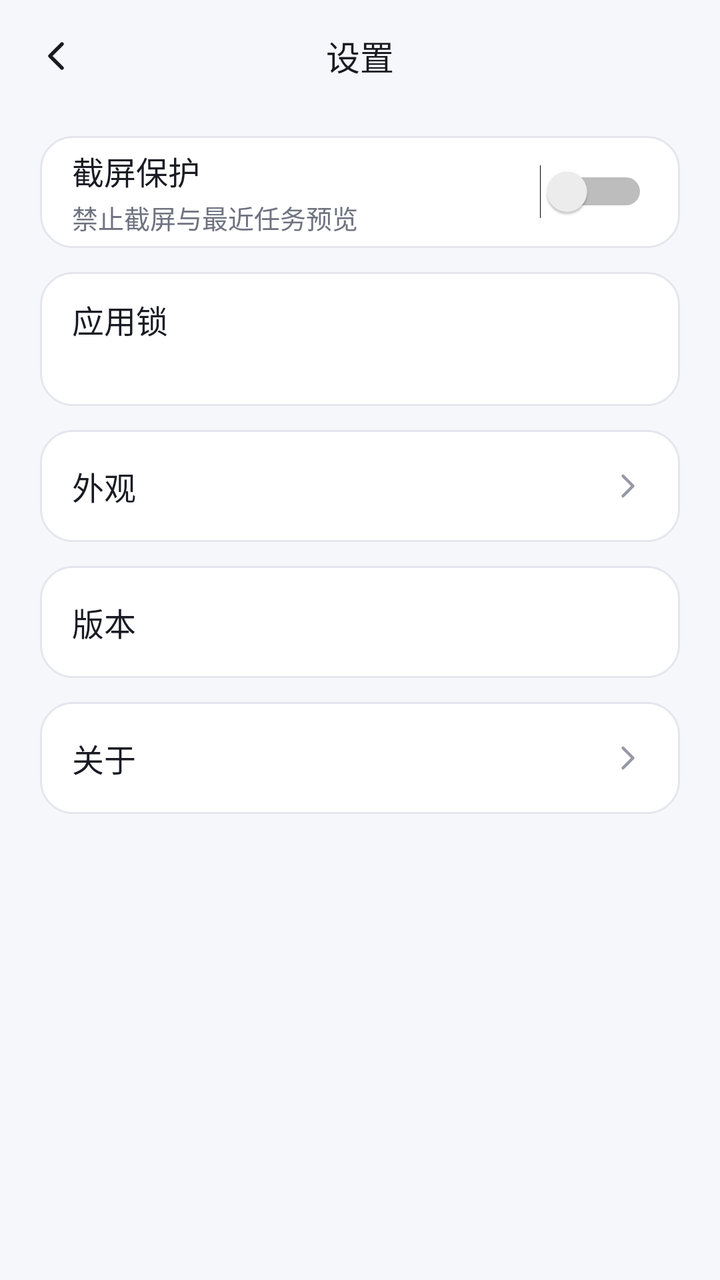
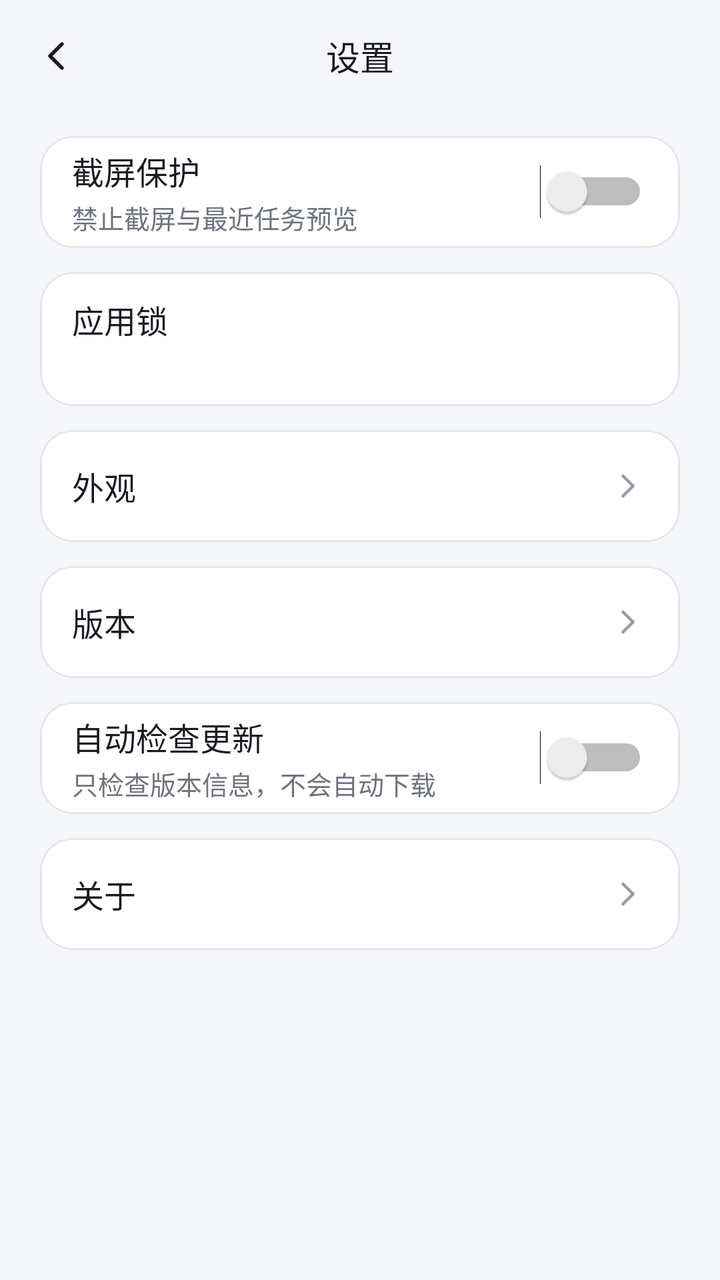

Two renders of the same Android screen: before a commit and after it. Below are the layout's source before the change and the commit's diff.
<!-- AndroidManifest.xml: application theme Theme.KimiRC -->
<!-- res/layout/activity_settings.xml -->
<?xml version="1.0" encoding="utf-8"?>
<LinearLayout xmlns:android="http://schemas.android.com/apk/res/android"
    android:layout_width="match_parent"
    android:layout_height="match_parent"
    android:background="@color/app_background"
    android:orientation="vertical">

    <FrameLayout
        android:layout_width="match_parent"
        android:layout_height="56dp">

        <TextView
            android:layout_width="wrap_content"
            android:layout_height="wrap_content"
            android:layout_gravity="center"
            android:fontFamily="sans-serif-medium"
            android:maxLines="1"
            android:text="@string/settings_title"
            android:textColor="@color/text_primary"
            android:textSize="17sp" />

        <ImageButton
            android:id="@+id/settings_back"
            android:layout_width="48dp"
            android:layout_height="48dp"
            android:layout_gravity="start|center_vertical"
            android:layout_marginLeft="4dp"
            android:background="?android:attr/selectableItemBackgroundBorderless"
            android:contentDescription="@string/web_back"
            android:padding="12dp"
            android:scaleType="centerInside"
            android:src="@drawable/ic_back" />
    </FrameLayout>

    <LinearLayout
        android:layout_width="match_parent"
        android:layout_height="wrap_content"
        android:orientation="vertical"
        android:paddingLeft="@dimen/page_horizontal"
        android:paddingTop="12dp"
        android:paddingRight="@dimen/page_horizontal"
        android:paddingBottom="24dp">

        <LinearLayout
            android:id="@+id/screenshot_row"
            android:layout_width="match_parent"
            android:layout_height="wrap_content"
            android:layout_marginBottom="@dimen/list_gap"
            android:background="@drawable/bg_card"
            android:gravity="center_vertical"
            android:minHeight="56dp"
            android:orientation="horizontal"
            android:paddingLeft="16dp"
            android:paddingRight="16dp">

            <LinearLayout
                android:layout_width="0dp"
                android:layout_height="wrap_content"
                android:layout_weight="1"
                android:orientation="vertical">

                <TextView
                    android:layout_width="match_parent"
                    android:layout_height="wrap_content"
                    android:fontFamily="sans-serif-medium"
                    android:text="@string/screenshot_guard"
                    android:textColor="@color/text_primary"
                    android:textSize="@dimen/text_device_name" />

                <TextView
                    android:layout_width="match_parent"
                    android:layout_height="wrap_content"
                    android:layout_marginTop="2dp"
                    android:text="@string/screenshot_guard_hint"
                    android:textAppearance="@style/Text.KimiRC.Caption" />
            </LinearLayout>

            <Switch
                android:id="@+id/screenshot_switch"
                android:layout_width="wrap_content"
                android:layout_height="wrap_content" />
        </LinearLayout>

        <LinearLayout
            android:id="@+id/app_lock_row"
            android:layout_width="match_parent"
            android:layout_height="wrap_content"
            android:layout_marginBottom="@dimen/list_gap"
            android:background="@drawable/bg_card"
            android:gravity="center_vertical"
            android:minHeight="56dp"
            android:orientation="horizontal"
            android:paddingLeft="16dp"
            android:paddingRight="16dp">

            <LinearLayout
                android:layout_width="0dp"
                android:layout_height="wrap_content"
                android:layout_weight="1"
                android:orientation="vertical"
                android:paddingTop="12dp"
                android:paddingBottom="12dp">

                <TextView
                    android:layout_width="match_parent"
                    android:layout_height="wrap_content"
                    android:fontFamily="sans-serif-medium"
                    android:text="@string/settings_app_lock"
                    android:textColor="@color/text_primary"
                    android:textSize="@dimen/text_device_name" />

                <TextView
                    android:id="@+id/app_lock_hint"
                    android:layout_width="match_parent"
                    android:layout_height="wrap_content"
                    android:layout_marginTop="2dp"
                    android:textAppearance="@style/Text.KimiRC.Caption" />
            </LinearLayout>

            <TextView
                android:id="@+id/app_lock_value"
                android:layout_width="wrap_content"
                android:layout_height="wrap_content"
                android:layout_marginLeft="12dp"
                android:ellipsize="end"
                android:fontFamily="sans-serif-medium"
                android:maxLines="1"
                android:textSize="@dimen/text_body" />
        </LinearLayout>

        <LinearLayout
            android:id="@+id/theme_row"
            android:layout_width="match_parent"
            android:layout_height="wrap_content"
            android:layout_marginBottom="@dimen/list_gap"
            android:background="@drawable/bg_card"
            android:gravity="center_vertical"
            android:minHeight="56dp"
            android:orientation="horizontal"
            android:paddingLeft="16dp"
            android:paddingRight="16dp">

            <TextView
                android:layout_width="0dp"
                android:layout_height="wrap_content"
                android:layout_weight="1"
                android:fontFamily="sans-serif-medium"
                android:text="@string/theme_appearance"
                android:textColor="@color/text_primary"
                android:textSize="@dimen/text_device_name" />

            <TextView
                android:id="@+id/theme_value"
                android:layout_width="wrap_content"
                android:layout_height="wrap_content"
                android:ellipsize="end"
                android:gravity="end"
                android:maxLines="1"
                android:textAppearance="@style/Text.KimiRC.Caption"
                android:textColor="@color/text_secondary" />

            <ImageView
                android:layout_width="20dp"
                android:layout_height="20dp"
                android:layout_marginLeft="6dp"
                android:contentDescription="@null"
                android:importantForAccessibility="no"
                android:src="@drawable/ic_chevron_right" />
        </LinearLayout>

        <LinearLayout
            android:id="@+id/version_row"
            android:layout_width="match_parent"
            android:layout_height="wrap_content"
            android:layout_marginBottom="@dimen/list_gap"
            android:background="@drawable/bg_card"
            android:gravity="center_vertical"
            android:minHeight="56dp"
            android:orientation="horizontal"
            android:paddingLeft="16dp"
            android:paddingRight="16dp">

            <TextView
                android:layout_width="0dp"
                android:layout_height="wrap_content"
                android:layout_weight="1"
                android:fontFamily="sans-serif-medium"
                android:text="@string/settings_version"
                android:textColor="@color/text_primary"
                android:textSize="@dimen/text_device_name" />

            <TextView
                android:id="@+id/version_value"
                android:layout_width="wrap_content"
                android:layout_height="wrap_content"
                android:ellipsize="end"
                android:gravity="end"
                android:maxLines="1"
                android:textAppearance="@style/Text.KimiRC.Caption"
                android:textColor="@color/text_secondary" />
        </LinearLayout>

        <LinearLayout
            android:id="@+id/about_row"
            android:layout_width="match_parent"
            android:layout_height="wrap_content"
            android:background="@drawable/bg_card"
            android:gravity="center_vertical"
            android:minHeight="56dp"
            android:orientation="horizontal"
            android:paddingLeft="16dp"
            android:paddingRight="16dp">

            <TextView
                android:layout_width="0dp"
                android:layout_height="wrap_content"
                android:layout_weight="1"
                android:fontFamily="sans-serif-medium"
                android:text="@string/settings_about"
                android:textColor="@color/text_primary"
                android:textSize="@dimen/text_device_name" />

            <ImageView
                android:layout_width="20dp"
                android:layout_height="20dp"
                android:contentDescription="@null"
                android:importantForAccessibility="no"
                android:src="@drawable/ic_chevron_right" />
        </LinearLayout>
    </LinearLayout>
</LinearLayout>
<!-- resources referenced by this layout -->
<resources>
  <color name="app_background">#F6F7FB</color>
  <color name="text_primary">#191A22</color>
  <color name="text_secondary">#6F7380</color>
  <dimen name="list_gap">12dp</dimen>
  <dimen name="page_horizontal">20dp</dimen>
  <dimen name="text_body">14sp</dimen>
  <dimen name="text_device_name">16sp</dimen>
  <!-- drawable bg_card (drawable) -->
  <?xml version="1.0" encoding="utf-8"?>
  <ripple xmlns:android="http://schemas.android.com/apk/res/android"
      android:color="@color/brand_soft">
      <item>
          <shape android:shape="rectangle">
              <solid android:color="@color/surface" />
              <stroke
                  android:width="1dp"
                  android:color="@color/outline" />
              <corners android:radius="@dimen/card_radius" />
          </shape>
      </item>
  </ripple>
  <!-- drawable ic_back (drawable) -->
  <?xml version="1.0" encoding="utf-8"?>
  <vector xmlns:android="http://schemas.android.com/apk/res/android"
      android:width="24dp"
      android:height="24dp"
      android:viewportWidth="24"
      android:viewportHeight="24">
      <path
          android:pathData="M15,6 L9,12 L15,18"
          android:strokeColor="@color/text_primary"
          android:strokeWidth="1.8"
          android:strokeLineCap="round"
          android:strokeLineJoin="round"
          android:fillColor="#00000000" />
  </vector>
  <!-- drawable ic_chevron_right (drawable) -->
  <?xml version="1.0" encoding="utf-8"?>
  <vector xmlns:android="http://schemas.android.com/apk/res/android"
      android:width="20dp"
      android:height="20dp"
      android:viewportWidth="24"
      android:viewportHeight="24">
      <path
          android:pathData="M9,6 L15,12 L9,18"
          android:strokeColor="@color/text_tertiary"
          android:strokeWidth="1.8"
          android:strokeLineCap="round"
          android:strokeLineJoin="round"
          android:fillColor="#00000000" />
  </vector>
  <string name="screenshot_guard">截屏保护</string>
  <string name="screenshot_guard_hint">禁止截屏与最近任务预览</string>
  <string name="settings_about">关于</string>
  <string name="settings_app_lock">应用锁</string>
  <string name="settings_title">设置</string>
  <string name="settings_version">版本</string>
  <string name="theme_appearance">外观</string>
  <string name="web_back">返回</string>
  <style name="Text.KimiRC.Caption" parent="android:TextAppearance.Material.Caption">
          <item name="android:textColor">@color/text_secondary</item>
          <item name="android:textSize">@dimen/text_caption</item>
      </style>
  <style name="Theme.KimiRC" parent="Theme.KimiRC.Base">
          <item name="android:navigationBarColor">@color/text_primary</item>
      </style>
  <color name="brand_soft">#EFEDFC</color>
  <color name="surface">#FFFFFF</color>
  <color name="outline">#E5E6ED</color>
  <dimen name="card_radius">16dp</dimen>
  <color name="text_tertiary">#9699A5</color>
  <dimen name="text_caption">13sp</dimen>
  <style name="Theme.KimiRC.Base" parent="android:Theme.Material.Light.NoActionBar">
          <item name="android:fontFamily">sans-serif</item>
          <item name="android:windowBackground">@color/app_background</item>
          <item name="android:windowNoTitle">true</item>
          <item name="android:colorAccent">@color/brand</item>
          <item name="android:colorControlActivated">@color/brand</item>
          <item name="android:colorControlHighlight">@color/brand_soft</item>
          <item name="android:textColorPrimary">@color/text_primary</item>
          <item name="android:textColorSecondary">@color/text_secondary</item>
          <item name="android:statusBarColor">@color/app_background</item>
          <item name="android:windowLightStatusBar">true</item>
          <item name="android:windowDrawsSystemBarBackgrounds">true</item>
      </style>
  <color name="brand">#5B50D6</color>
</resources>

<!-- the commit's change to res/layout/activity_settings.xml (unified diff, before → after) -->
@@ -198,6 +198,54 @@
                 android:maxLines="1"
                 android:textAppearance="@style/Text.KimiRC.Caption"
                 android:textColor="@color/text_secondary" />
+
+            <ImageView
+                android:layout_width="20dp"
+                android:layout_height="20dp"
+                android:layout_marginLeft="6dp"
+                android:contentDescription="@null"
+                android:importantForAccessibility="no"
+                android:src="@drawable/ic_chevron_right" />
+        </LinearLayout>
+
+        <LinearLayout
+            android:id="@+id/auto_update_row"
+            android:layout_width="match_parent"
+            android:layout_height="wrap_content"
+            android:layout_marginBottom="@dimen/list_gap"
+            android:background="@drawable/bg_card"
+            android:gravity="center_vertical"
+            android:minHeight="56dp"
+            android:orientation="horizontal"
+            android:paddingLeft="16dp"
+            android:paddingRight="16dp">
+
+            <LinearLayout
+                android:layout_width="0dp"
+                android:layout_height="wrap_content"
+                android:layout_weight="1"
+                android:orientation="vertical">
+
+                <TextView
+                    android:layout_width="match_parent"
+                    android:layout_height="wrap_content"
+                    android:fontFamily="sans-serif-medium"
+                    android:text="@string/settings_auto_update"
+                    android:textColor="@color/text_primary"
+                    android:textSize="@dimen/text_device_name" />
+
+                <TextView
+                    android:layout_width="match_parent"
+                    android:layout_height="wrap_content"
+                    android:layout_marginTop="2dp"
+                    android:text="@string/settings_auto_update_hint"
+                    android:textAppearance="@style/Text.KimiRC.Caption" />
+            </LinearLayout>
+
+            <Switch
+                android:id="@+id/auto_update_switch"
+                android:layout_width="wrap_content"
+                android:layout_height="wrap_content" />
         </LinearLayout>
 
         <LinearLayout
<!-- resource entries referenced after the edit -->
@@ -55,6 +55,8 @@
   <string name="screenshot_guard_hint">禁止截屏与最近任务预览</string>
   <string name="settings_about">关于</string>
   <string name="settings_app_lock">应用锁</string>
+  <string name="settings_auto_update">自动检查更新</string>
+  <string name="settings_auto_update_hint">只检查版本信息，不会自动下载</string>
   <string name="settings_title">设置</string>
   <string name="settings_version">版本</string>
   <string name="theme_appearance">外观</string>
